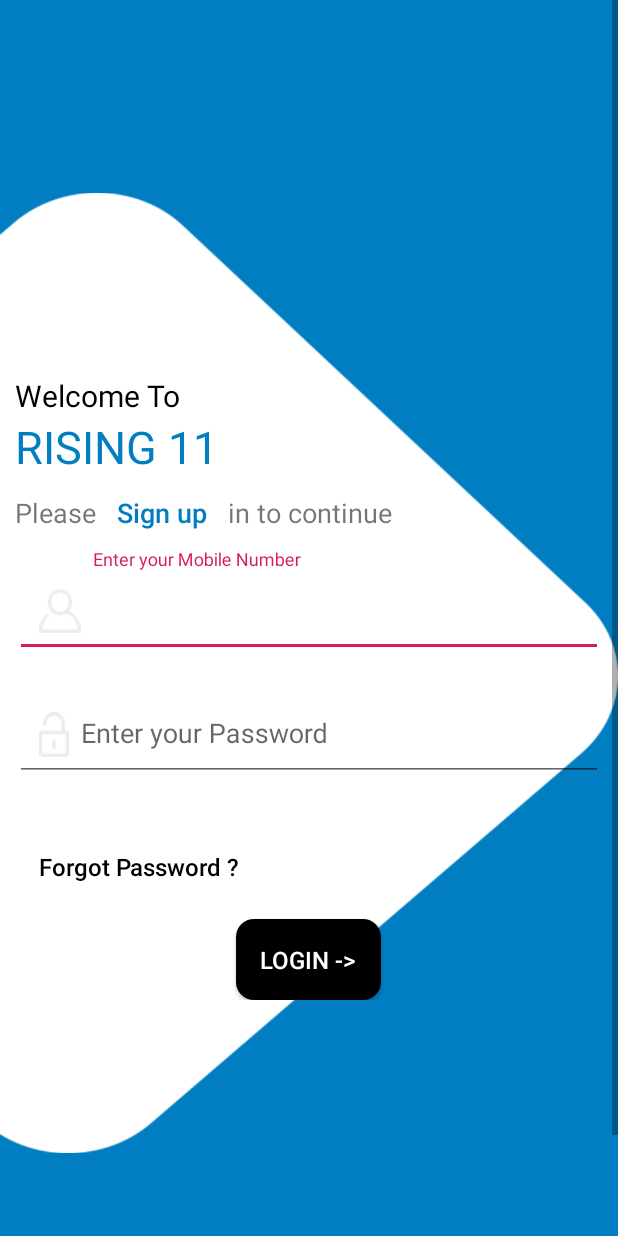
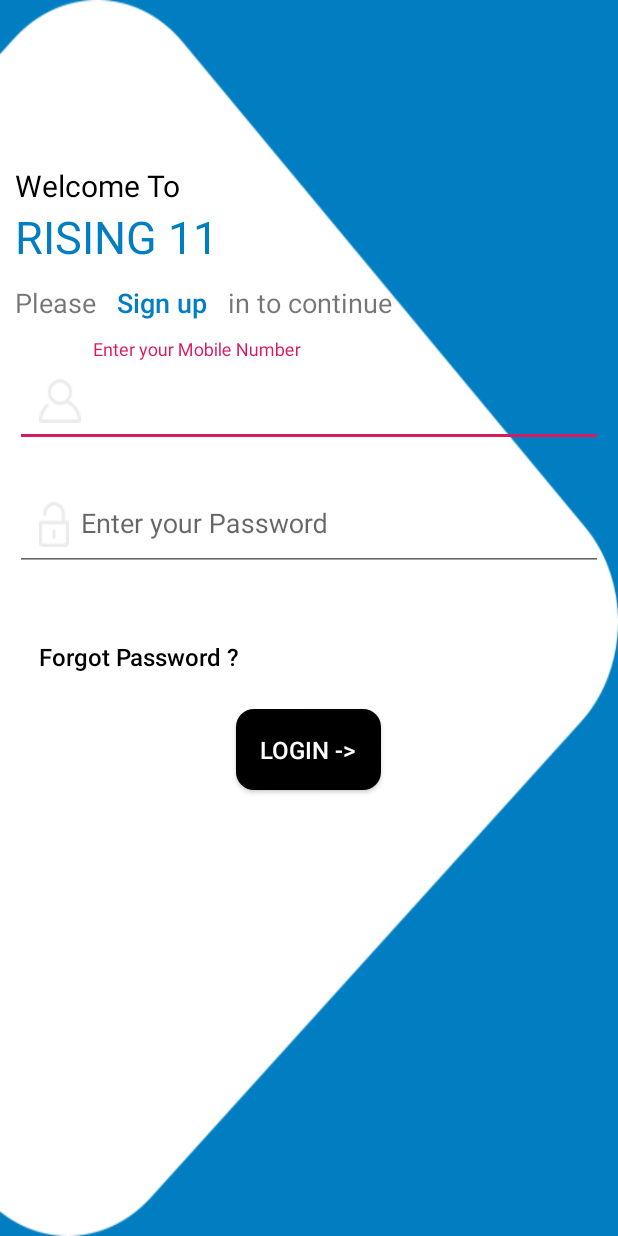
Before and after one commit to Rajat-dey/Rising11, an Android app: the Login screen opened directly, with no data from a screen before it, on a phone screen of 412 x 824 dp. Run offline under Robolectric (Android 15) with nearby library versions, the phone set to English and light mode, and no system bars; our stand-ins replace Volley.

Commit message:
Design changed in signup.login,refer

```diff
--- a/app/src/main/res/layout/activity_login.xml
+++ b/app/src/main/res/layout/activity_login.xml
@@ -1,28 +1,24 @@
 <?xml version="1.0" encoding="utf-8"?>
-<ScrollView xmlns:android="http://schemas.android.com/apk/res/android"
+<RelativeLayout
+    android:layout_width="match_parent"
+    android:layout_height="wrap_content"
+    android:background="@color/colorPrimary"
+    xmlns:android="http://schemas.android.com/apk/res/android"
     xmlns:app="http://schemas.android.com/apk/res-auto"
-    xmlns:tools="http://schemas.android.com/tools"
-    android:layout_width="match_parent"
-    android:layout_height="match_parent"
-    android:fitsSystemWindows="true">
+    xmlns:tools="http://schemas.android.com/tools">
 
-
-    <RelativeLayout
-        android:layout_width="match_parent"
-        android:layout_height="wrap_content"
-        android:background="@color/colorPrimary"
-        >
         <ImageView
             android:layout_width="match_parent"
             android:layout_height="match_parent"
             android:layout_gravity="center"
+            android:scaleType="fitXY"
             android:src="@drawable/triangle" />
 
         <LinearLayout
             android:id="@+id/text_display"
             android:layout_width="match_parent"
             android:layout_height="match_parent"
-            android:layout_marginTop="240dp"
+            android:layout_marginTop="100dp"
             android:padding="10dp"
             android:layout_marginBottom="5dp"
             android:orientation="vertical">
@@ -43,22 +39,22 @@
 
             <LinearLayout
                 android:layout_width="match_parent"
-                android:layout_height="match_parent"
+                android:layout_height="wrap_content"
                 android:orientation="horizontal">
 
                 <TextView
                     android:layout_width="wrap_content"
                     android:layout_height="wrap_content"
-                    android:textSize="18sp"
-                    android:text="Please" />
+                    android:text="Please"
+                    android:textSize="18sp" />
 
                 <Button
                     android:id="@+id/signup"
                     android:layout_width="wrap_content"
                     android:layout_height="wrap_content"
-                    android:textAllCaps="false"
                     android:background="@null"
                     android:text="Sign up"
+                    android:textAllCaps="false"
                     android:textColor="@color/colorPrimary"
                     android:textSize="18sp" />
 
@@ -66,11 +62,9 @@
                     android:id="@+id/textView3"
                     android:layout_width="wrap_content"
                     android:layout_height="wrap_content"
-                    android:textSize="18sp"
-                    android:text="in to continue" />
+                    android:text="in to continue"
+                    android:textSize="18sp" />
             </LinearLayout>
-
-
 
 
             <android.support.design.widget.TextInputLayout
@@ -83,6 +77,7 @@
                     android:layout_height="wrap_content"
                     android:layout_marginBottom="10dp"
                     android:layout_marginTop="10dp"
+                    android:maxLength="10"
                     android:padding="16dp"
                     android:drawableStart="@drawable/name"
                     android:drawablePadding="8dp"
@@ -148,5 +143,3 @@
             android:layout_gravity="center"
             android:visibility="gone" />
     </RelativeLayout>
-
-</ScrollView>
--- a/app/src/main/res/layout/activity_my_referrals.xml
+++ b/app/src/main/res/layout/activity_my_referrals.xml
@@ -14,7 +14,7 @@
         <ImageView
             android:layout_width="match_parent"
             android:layout_height="150dp"
-            android:src="@drawable/home_banner"
+            android:src="@drawable/refer"
             android:scaleType="fitXY"/>
         <TextView
             android:layout_width="match_parent"
```
Also changed, not shown: app/src/main/res/layout/activity_sign_up.xml (+6 -9 lines), app/src/main/res/drawable/refer.jpg (added).
